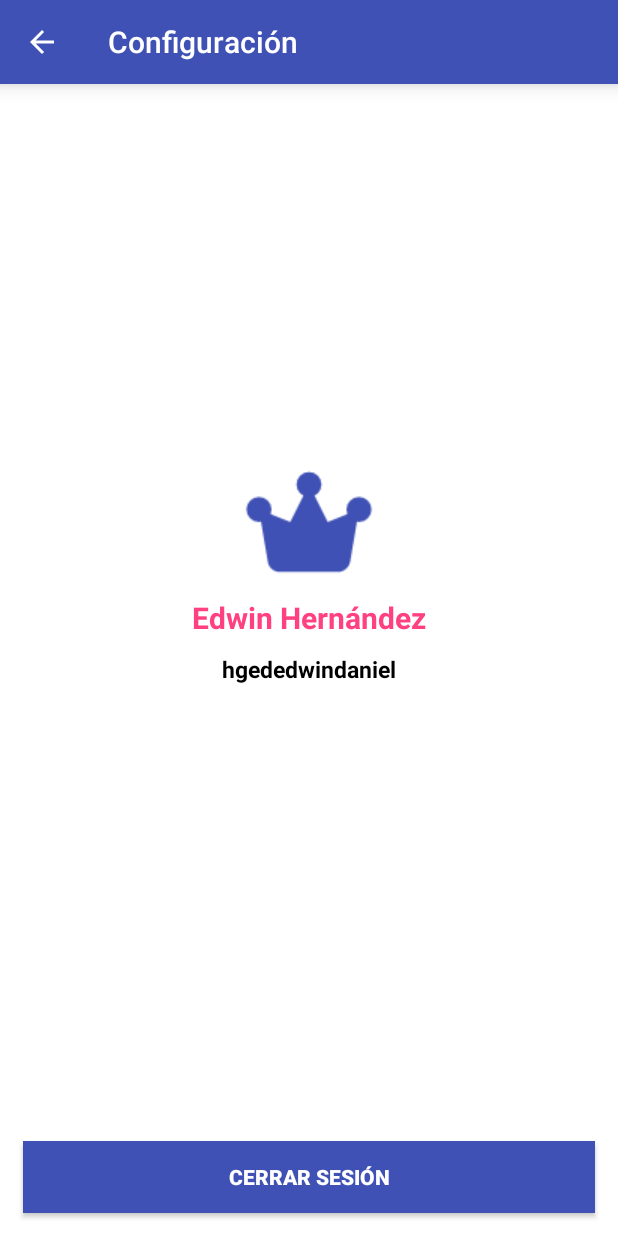
After one commit to hgededwin/Appvisame, an Android app: the SettingsActivity screen opened directly, with no data from a screen before it, on a phone screen of 412 x 824 dp. The commit adds this screen. Run offline under Robolectric (Android 15) with nearby library versions, the light colour scheme and no system bars.

Commit message:
cambios everiguey

```diff
--- a/app/src/main/AndroidManifest.xml
+++ b/app/src/main/AndroidManifest.xml
@@ -22,5 +22,8 @@
         <activity android:name=".RegistroActivity"
             android:screenOrientation="portrait">
         </activity>
+        <activity android:name=".SettingsActivity"
+            android:screenOrientation="portrait">
+        </activity>
     </application>
 </manifest>
--- a/app/src/main/java/com/systemboy/appvisame/appvisame/MainActivity.java
+++ b/app/src/main/java/com/systemboy/appvisame/appvisame/MainActivity.java
@@ -6,6 +6,9 @@ import android.support.v7.app.ActionBarActivity;
 import android.support.v7.widget.LinearLayoutManager;
 import android.support.v7.widget.RecyclerView;
 import android.support.v7.widget.Toolbar;
+import android.view.Menu;
+import android.view.MenuInflater;
+import android.view.MenuItem;
 import android.view.View;
 
 import com.getbase.floatingactionbutton.FloatingActionButton;
@@ -67,4 +70,26 @@ public class MainActivity extends ActionBarActivity {
             }
         });
     }
+
+    public boolean onCreateOptionsMenu(Menu menu) {
+        // Inflate the menu items for use in the action bar
+        MenuInflater inflater = getMenuInflater();
+        inflater.inflate(R.menu.menu_main, menu);
+        return super.onCreateOptionsMenu(menu);
+    }
+
+    @Override
+    public boolean onOptionsItemSelected(MenuItem item) {
+        switch (item.getItemId()) {
+            case R.id.action_settings:
+
+                Intent intent = new Intent(MainActivity.this, SettingsActivity.class);
+                startActivity(intent);
+
+                break;
+            default:
+                break;
+        }
+        return false;
+    }
 }
--- a/app/src/main/java/com/systemboy/appvisame/appvisame/RegistroActivity.java
+++ b/app/src/main/java/com/systemboy/appvisame/appvisame/RegistroActivity.java
@@ -35,6 +35,11 @@ public class RegistroActivity extends ActionBarActivity {
         super.onCreate(savedInstanceState);
         setContentView(R.layout.activity_registro);
 
+        Toolbar toolbar = (Toolbar) findViewById(R.id.activity_my_toolbar);
+        toolbar.setTitle(R.string.title_reporte);
+        setSupportActionBar(toolbar);
+        getSupportActionBar().setDisplayHomeAsUpEnabled(true);
+
 
         btnEnviarReporte = (Button)findViewById(R.id.btnSendReport);
 
@@ -68,10 +73,7 @@ public class RegistroActivity extends ActionBarActivity {
                     }
                 }
         );
-        Toolbar toolbar = (Toolbar) findViewById(R.id.activity_my_toolbar);
-        toolbar.setTitle(R.string.title_reporte);
-        setSupportActionBar(toolbar);
-        getSupportActionBar().setDisplayHomeAsUpEnabled(true);
+
 
 
         btnsatusNormal.setOnClickListener(new View.OnClickListener() {
--- /dev/null
+++ b/app/src/main/java/com/systemboy/appvisame/appvisame/SettingsActivity.java
@@ -0,0 +1,30 @@
+package com.systemboy.appvisame.appvisame;
+
+import android.os.Bundle;
+import android.support.v7.app.ActionBarActivity;
+import android.support.v7.widget.Toolbar;
+import android.view.MenuItem;
+
+
+public class SettingsActivity extends ActionBarActivity{
+
+    @Override
+    public void onCreate(Bundle savedInstanceState){
+        super.onCreate(savedInstanceState);
+        setContentView(R.layout.activity_settings);
+
+        Toolbar toolbar = (Toolbar) findViewById(R.id.activity_my_toolbar);
+        toolbar.setTitle(R.string.title_config);
+        setSupportActionBar(toolbar);
+        getSupportActionBar().setDisplayHomeAsUpEnabled(true);
+
+
+    }
+
+    @Override
+    public boolean onOptionsItemSelected(MenuItem menuItem)
+    {
+        onBackPressed();
+        return true;
+    }
+}
--- /dev/null
+++ b/app/src/main/res/layout/activity_settings.xml
@@ -0,0 +1,63 @@
+<?xml version="1.0" encoding="utf-8"?>
+<RelativeLayout
+    xmlns:android="http://schemas.android.com/apk/res/android"
+    android:layout_width="match_parent"
+    android:layout_height="match_parent"
+    android:orientation="vertical"
+    android:fitsSystemWindows="true"
+    android:background="@android:color/white">
+
+    <include
+        layout="@layout/toolbar"
+        android:layout_width="match_parent"
+        android:layout_height="wrap_content"/>
+
+        <ImageView
+            android:layout_width="100dp"
+            android:layout_height="100dp"
+            android:id="@+id/imageButton"
+            android:background="?android:attr/selectableItemBackgroundBorderless"
+            android:src="@drawable/ic_user_admin"
+            android:layout_above="@+id/textView5"
+            android:layout_centerHorizontal="true" />
+
+        <TextView
+            android:layout_width="wrap_content"
+            android:layout_height="wrap_content"
+            android:text="Edwin Hernández"
+            android:id="@+id/textView5"
+            android:textColor="@color/accent_color"
+            android:textSize="20sp"
+            android:textStyle="bold"
+            android:layout_centerVertical="true"
+            android:layout_centerHorizontal="true" />
+
+        <TextView
+            android:layout_width="wrap_content"
+            android:layout_height="wrap_content"
+            android:text="hgededwindaniel"
+            android:textSize="15sp"
+            android:textStyle="bold"
+            android:layout_marginTop="10dp"
+            android:textColor="@color/black_color"
+            android:id="@+id/textView6"
+            android:layout_below="@+id/textView5"
+            android:layout_centerHorizontal="true" />
+
+
+    <Button
+        android:layout_width="match_parent"
+        android:layout_height="wrap_content"
+        android:text="Cerrar Sesión"
+        android:textStyle="bold"
+        android:textColor="@color/white_color"
+        android:background="@color/primary_color"
+        android:id="@+id/button"
+        android:layout_marginBottom="15dp"
+        android:layout_marginLeft="15dp"
+        android:layout_marginRight="15dp"
+        android:layout_alignParentBottom="true"
+        android:layout_centerHorizontal="true" />
+
+
+</RelativeLayout>
--- a/app/src/main/res/menu/menu_main.xml
+++ b/app/src/main/res/menu/menu_main.xml
@@ -1,8 +1,11 @@
 <menu xmlns:android="http://schemas.android.com/apk/res/android"
     xmlns:app="http://schemas.android.com/apk/res-auto"
     xmlns:tools="http://schemas.android.com/tools" tools:context=".MainActivity">
-    <item android:id="@+id/action_settings" android:title="@string/action_settings"
-        android:orderInCategory="100" app:showAsAction="never" />
+
+    <item android:id="@+id/action_settings"
+        android:icon="@drawable/ic_action_settings"
+        android:title="@string/action_settings"
+        app:showAsAction="ifRoom" />
 
 
 </menu>
--- a/app/src/main/res/values/strings.xml
+++ b/app/src/main/res/values/strings.xml
@@ -16,4 +16,5 @@
     <string name="txt_quiero_elegir">Elegir de nuevo</string>
     <string name="txt_btn_reportar">Enviar reporte</string>
     <string name="txt_bienvenido">Bienvenido</string>
+    <string name="title_config">Configuración</string>
 </resources>
```
Also changed, not shown: app/src/main/res/drawable-hdpi/ic_action_settings.png (added), app/src/main/res/drawable-hdpi/ic_user_admin.png (added), app/src/main/res/drawable-hdpi/ic_user_config.png (added), app/src/main/res/drawable-mdpi/ic_action_settings.png (added), app/src/main/res/drawable-mdpi/ic_user_admin.png (added), app/src/main/res/drawable-mdpi/ic_user_config.png (added), app/src/main/res/drawable-xhdpi/ic_action_settings.png (added), app/src/main/res/drawable-xhdpi/ic_user_admin.png (added), app/src/main/res/drawable-xhdpi/ic_user_config.png (added), app/src/main/res/drawable-xxhdpi/ic_action_settings.png (added), app/src/main/res/drawable-xxhdpi/ic_user_admin.png (added), app/src/main/res/drawable-xxhdpi/ic_user_config.png (added), app/src/main/res/layout/toolbar.xml (line endings or trailing spaces), 2 other files.
